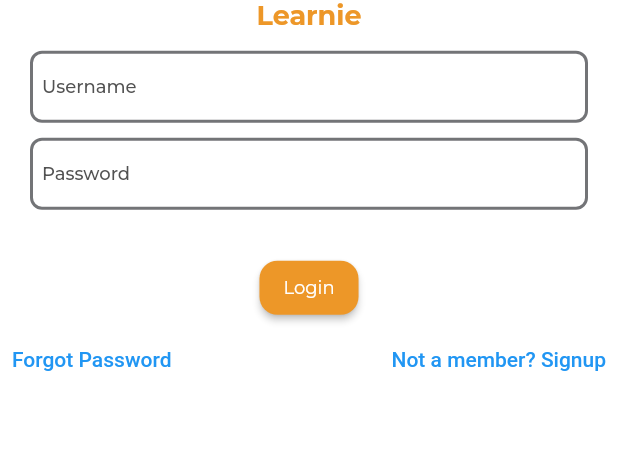
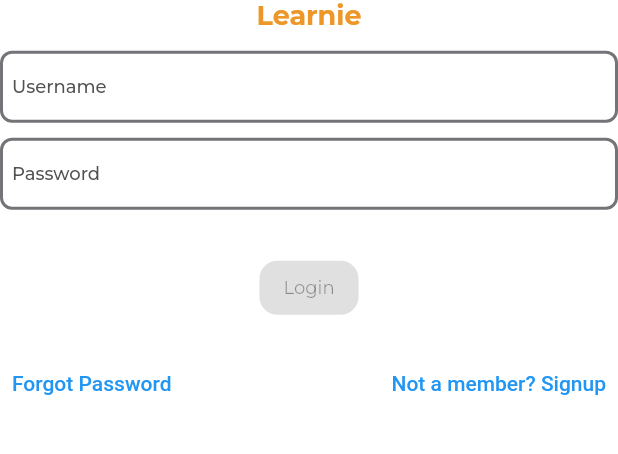
Before and after one commit to Atuoha/mvvm_project, a Flutter app: the LoginScreen screen opened by its route, on a phone screen of 412 x 824 dp, the part 589-1043 px from its top. Run offline on Flutter 3.47's test engine with Material 2 defaults, Android fonts, the phone set to English and light mode, and no system bars; our stand-ins replace dartz, data_connection_checker, device_info_plus, dio, dots_indicator, freezed_annotation and 3 more; accounts and stored records are empty; generated files the repository leaves out were written again; project files that could hold a hidden picture were left out.

Commit message:
Task: login entries  implementations

```diff
--- a/lib/presentation/authentication/login/login.dart
+++ b/lib/presentation/authentication/login/login.dart
@@ -37,7 +37,9 @@ class _LoginScreenState extends State<LoginScreen> {
     bind();
   }
 
-  login() {}
+  login() {
+    _loginViewModel.login();
+  }
 
   navigateToForgotPass() {}
 
@@ -71,12 +73,10 @@ class _LoginScreenState extends State<LoginScreen> {
             const SizedBox(height: AppSize.s12),
             Form(
               key: _formKey,
+              child: SingleChildScrollView(
                 child: Column(
                   children: [
-                  Padding(
-                    padding:
-                        const EdgeInsets.symmetric(horizontal: AppPadding.p28),
-                    child: StreamBuilder<bool>(
+                    StreamBuilder<bool>(
                       stream: _loginViewModel.outputIsUserNameValid,
                       builder: (context, snapshot) => TextFormField(
                         controller: _usernameController,
@@ -86,15 +86,12 @@ class _LoginScreenState extends State<LoginScreen> {
                           labelText: 'Username',
                           errorText: (snapshot.data ?? true)
                               ? null
-                                : 'Username has error'),
+                              : 'Username has error',
                         ),
                       ),
                     ),
                     const SizedBox(height: 10),
-                  Padding(
-                    padding:
-                        const EdgeInsets.symmetric(horizontal: AppPadding.p28),
-                    child: StreamBuilder<bool>(
+                    StreamBuilder<bool>(
                       stream: _loginViewModel.outputIsPasswordValid,
                       builder: (context, snapshot) => TextFormField(
                         keyboardType: TextInputType.visiblePassword,
@@ -104,15 +101,20 @@ class _LoginScreenState extends State<LoginScreen> {
                           labelText: 'Password',
                           errorText: (snapshot.data ?? true)
                               ? null
-                                : 'Password has error'),
+                              : 'Password has error',
                         ),
                       ),
                     ),
                     const SizedBox(height: AppSize.s28),
-                  ElevatedButton(
-                    onPressed: () => login,
+                    StreamBuilder<bool>(
+                      stream: _loginViewModel.outputIsAllInputsValid,
+                      builder: (context, snapshot) => ElevatedButton(
+                        onPressed:
+                            (snapshot.data ?? false) ?  () => login : null ,
                         child: const Text('Login'),
                       ),
+                    ),
+                    const SizedBox(height: AppSize.s16),
                     Row(
                       mainAxisAlignment: MainAxisAlignment.spaceBetween,
                       children: [
@@ -133,6 +135,7 @@ class _LoginScreenState extends State<LoginScreen> {
                   ],
                 ),
               ),
+            ),
           ],
         ),
       ),
--- a/lib/presentation/authentication/login/login_viewmodel.dart
+++ b/lib/presentation/authentication/login/login_viewmodel.dart
@@ -1,5 +1,4 @@
 // ignore_for_file: avoid_print
-
 import 'dart:async';
 import 'package:mvvm_project/domain/usecase/login_usecase.dart';
 import 'package:mvvm_project/presentation/base/baseview.dart';
@@ -12,6 +11,9 @@ class LoginViewModel extends BaseViewModel
   final StreamController _passwordStreamController =
       StreamController<String>.broadcast();
 
+  final StreamController _isAllInputsValidController =
+      StreamController<void>.broadcast();
+
   var loginObject = LoginObject("", "");
   final LoginUseCase? _loginUseCase;
 
@@ -20,6 +22,7 @@ class LoginViewModel extends BaseViewModel
   @override
   void dispose() {
     _usernameStreamController.close();
+    _isAllInputsValidController.close();
     _passwordStreamController.close();
   }
 
@@ -34,6 +37,10 @@ class LoginViewModel extends BaseViewModel
 
   @override
   Sink get inputUsername => _usernameStreamController.sink;
+
+  @override
+  // TODO: implement inputIsAllValid
+  Sink get inputIsAllValid => _isAllInputsValidController.sink;
 
   @override
   login() async {
@@ -58,12 +65,14 @@ class LoginViewModel extends BaseViewModel
   setPassword(String password) {
     inputPassword.add(password);
     loginObject = loginObject.copyWith(password: password);
+    _validate();
   }
 
   @override
   setUserName(String username) {
     inputUsername.add(username);
     loginObject = loginObject.copyWith(username: username);
+    _validate();
   }
 
   //Outputs
@@ -79,13 +88,27 @@ class LoginViewModel extends BaseViewModel
         (username) => validateUsername(username),
       );
 
+  @override
+  Stream<bool> get outputIsAllInputsValid =>
+      _isAllInputsValidController.stream.map((_) => _isAllInputsValid());
+
   // functions
+
+  _validate(){
+    _isAllInputsValidController.add(null);
+  }
+
   bool validatePassword(String password) {
     return password.isNotEmpty && password.length < 8;
   }
 
   bool validateUsername(String username) {
     return username.isNotEmpty && username.length < 3;
+  }
+
+  bool _isAllInputsValid() {
+    return validatePassword(loginObject.password) &&
+        validateUsername(loginObject.username);
   }
 }
 
@@ -101,10 +124,14 @@ abstract class LoginViewModelInputs {
   Sink get inputUsername;
 
   Sink get inputPassword;
+
+  Sink get inputIsAllValid;
 }
 
 abstract class LoginViewModelOutputs {
   Stream<bool> get outputIsUserNameValid;
 
+  Stream<bool> get outputIsAllInputsValid;
+
   Stream<bool> get outputIsPasswordValid;
 }
```
Lines whose indentation alone changed are shown as unchanged.
